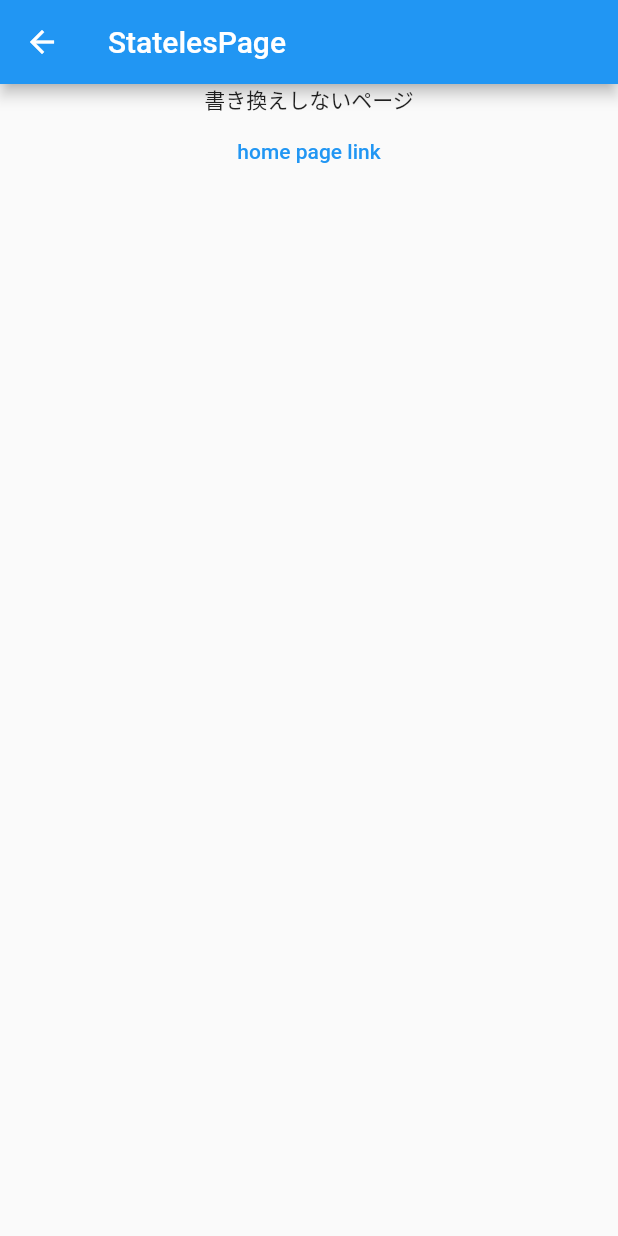
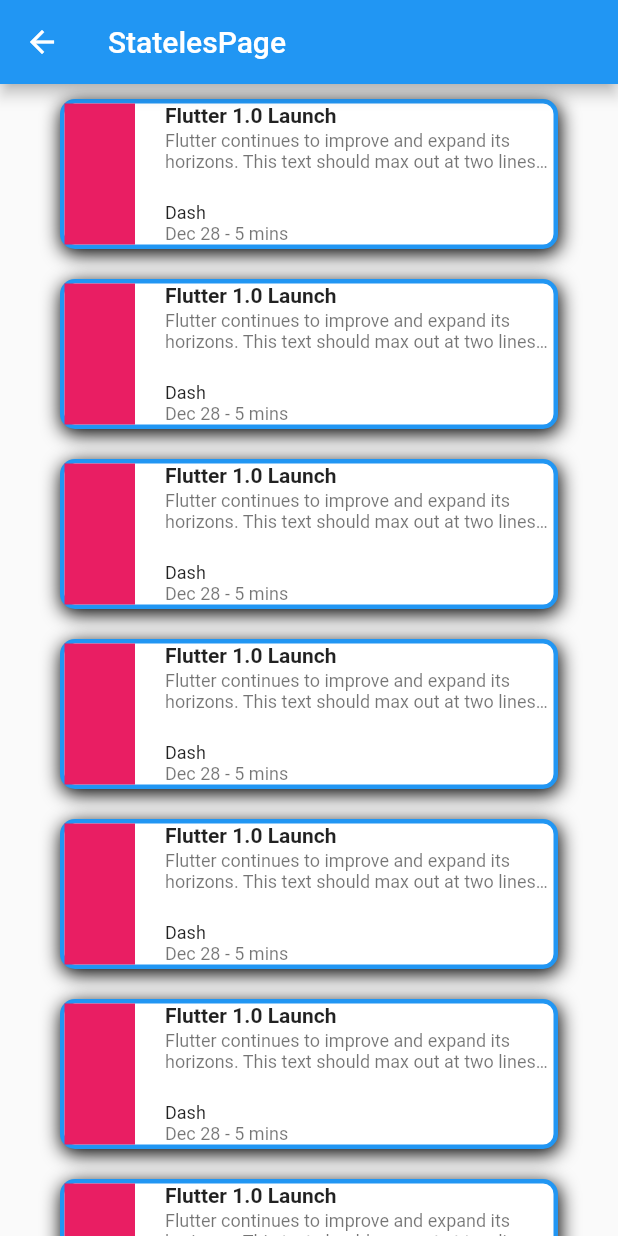
Before and after one commit to duck-falcon/flutter, a Flutter app: the screen it shows after launch, after a tap on "stateless page link", on a phone screen of 412 x 824 dp. Run offline on Flutter 3.47's test engine with Material 2 defaults, Android fonts, the phone set to English and light mode, and no system bars.

Commit message:
task list 枠付き、順番変更可能

```diff
--- /dev/null
+++ b/tasks/lib/body/home_body.dart
@@ -0,0 +1,49 @@
+import 'package:flutter/material.dart';
+
+class HomeBody extends StatefulWidget {
+  const HomeBody({Key? key}) : super(key: key);
+
+  @override
+  State<HomeBody> createState() => _HomeBodyState();
+}
+
+class _HomeBodyState extends State<HomeBody> {
+  @override
+  Widget build(BuildContext context) {
+    return Center(
+      child: Column(
+          mainAxisAlignment: MainAxisAlignment.center,
+          children: <Widget>[
+            const Text(
+              'You have pushed the button this many times:',
+            ),
+            const Text("2番目のテキスト"),
+            Row(
+                mainAxisAlignment: MainAxisAlignment.spaceAround,
+                children: const [
+                  Icon(
+                    Icons.favorite,
+                    color: Colors.pink,
+                    size: 24.0,
+                  ),
+                  Icon(
+                    Icons.audiotrack,
+                    color: Colors.green,
+                    size: 30.0,
+                  ),
+                  Icon(
+                    Icons.beach_access,
+                    color: Colors.blue,
+                    size: 36.0,
+                  ),
+                ]),
+            TextButton(
+              child: const Text("stateless page link"),
+              onPressed: () {
+                Navigator.pushNamed(context, '/list');
+              },
+            ),
+          ]),
+    );
+  }
+}
--- /dev/null
+++ b/tasks/lib/body/tasks.dart
@@ -0,0 +1,207 @@
+import 'package:flutter/material.dart';
+
+class Tasks extends StatefulWidget {
+  const Tasks({Key? key}) : super(key: key);
+
+  @override
+  State<Tasks> createState() => _TasksState();
+}
+
+class _TasksState extends State<Tasks> {
+  final List<int> _items = List<int>.generate(50, (int index) => index);
+
+  @override
+  Widget build(BuildContext context) {
+    final ColorScheme colorScheme = Theme.of(context).colorScheme;
+    /*final Color oddItemColor = colorScheme.primary.withOpacity(0.05);
+    final Color evenItemColor = colorScheme.primary.withOpacity(0.15);*/
+
+    return ReorderableListView(
+      padding: const EdgeInsets.symmetric(horizontal: 40),
+      children: <Widget>[
+        for (int index = 0; index < _items.length; index++)
+          /*ListTile(
+            key: Key('$index'),
+            tileColor: _items[index].isOdd ? oddItemColor : evenItemColor,
+            title: Text('Item ${_items[index]}'),
+            subtitle: TextButton(
+              child: const Text("stateless page link"),
+              onPressed: () {
+                Navigator.pushNamed(context, '/list');
+              },
+            ),
+            isThreeLine: true,
+          )*/
+          TaskBox(
+            key: Key('$index'),
+            thumbnail: Container(
+              decoration: const BoxDecoration(color: Colors.pink),
+            ),
+            title: 'Flutter 1.0 Launch',
+            subtitle: 'Flutter continues to improve and expand its horizons. '
+                'This text should max out at two lines and clip',
+            author: 'Dash',
+            publishDate: 'Dec 28',
+            readDuration: '5 mins',
+          ),
+      ],
+      onReorder: (int oldIndex, int newIndex) {
+        setState(() {
+          if (oldIndex < newIndex) {
+            newIndex -= 1;
+          }
+          final int item = _items.removeAt(oldIndex);
+          _items.insert(newIndex, item);
+        });
+      },
+    );
+  }
+}
+
+// task の中身の指定
+class _BoxContents extends StatefulWidget {
+  const _BoxContents({
+    Key? key,
+    required this.title,
+    required this.subtitle,
+    required this.author,
+    required this.publishDate,
+    required this.readDuration,
+  }) : super(key: key);
+
+  final String title;
+  final String subtitle;
+  final String author;
+  final String publishDate;
+  final String readDuration;
+
+  @override
+  State<_BoxContents> createState() => _BoxContentsState();
+}
+
+class _BoxContentsState extends State<_BoxContents> {
+  @override
+  Widget build(BuildContext context) {
+    return Column(
+      crossAxisAlignment: CrossAxisAlignment.start,
+      children: <Widget>[
+        Expanded(
+          child: Column(
+            crossAxisAlignment: CrossAxisAlignment.start,
+            children: <Widget>[
+              Text(
+                widget.title,
+                maxLines: 2,
+                overflow: TextOverflow.ellipsis,
+                style: const TextStyle(
+                  fontWeight: FontWeight.bold,
+                ),
+              ),
+              const Padding(padding: EdgeInsets.only(bottom: 2.0)),
+              Text(
+                widget.subtitle,
+                maxLines: 2,
+                overflow: TextOverflow.ellipsis,
+                style: const TextStyle(
+                  fontSize: 12.0,
+                  color: Colors.black54,
+                ),
+              ),
+            ],
+          ),
+        ),
+        Expanded(
+          child: Column(
+            crossAxisAlignment: CrossAxisAlignment.start,
+            mainAxisAlignment: MainAxisAlignment.end,
+            children: <Widget>[
+              Text(
+                widget.author,
+                style: const TextStyle(
+                  fontSize: 12.0,
+                  color: Colors.black87,
+                ),
+              ),
+              Text(
+                '${widget.publishDate} - ${widget.readDuration}',
+                style: const TextStyle(
+                  fontSize: 12.0,
+                  color: Colors.black54,
+                ),
+              ),
+            ],
+          ),
+        ),
+      ],
+    );
+  }
+}
+
+// task を入れる箱の指定
+class TaskBox extends StatefulWidget {
+  const TaskBox({
+    Key? key,
+    required this.thumbnail,
+    required this.title,
+    required this.subtitle,
+    required this.author,
+    required this.publishDate,
+    required this.readDuration,
+  }) : super(key: key);
+
+  final Widget thumbnail;
+  final String title;
+  final String subtitle;
+  final String author;
+  final String publishDate;
+  final String readDuration;
+
+  @override
+  State<TaskBox> createState() => _TaskBoxState();
+}
+
+class _TaskBoxState extends State<TaskBox> {
+  @override
+  Widget build(BuildContext context) {
+    return Padding(
+      padding: const EdgeInsets.symmetric(vertical: 10.0),
+      child: Container(
+        decoration: BoxDecoration(
+            color: Colors.white, // 箱内部カラー
+            border: Border.all(
+                color: Colors.blue, //set border color
+                width: 3.0), //set border width
+            borderRadius: const BorderRadius.all(
+                Radius.circular(10.0)), //set rounded corner radius
+            // ignore: prefer_const_literals_to_create_immutables
+            boxShadow: [
+              const BoxShadow(
+                  blurRadius: 10, color: Colors.black, offset: Offset(1, 3))
+            ] //make rounded corner of border
+            ),
+        height: 100,
+        child: Row(
+          crossAxisAlignment: CrossAxisAlignment.start,
+          children: <Widget>[
+            AspectRatio(
+              aspectRatio: 0.5, // 付箋 縦:横 = 1:aspectRatio
+              child: widget.thumbnail,
+            ),
+            Expanded(
+              child: Padding(
+                padding: const EdgeInsets.fromLTRB(20.0, 0.0, 2.0, 0.0),
+                child: _BoxContents(
+                  title: widget.title,
+                  subtitle: widget.subtitle,
+                  author: widget.author,
+                  publishDate: widget.publishDate,
+                  readDuration: widget.readDuration,
+                ),
+              ),
+            )
+          ],
+        ),
+      ),
+    );
+  }
+}
--- a/tasks/lib/home.dart
+++ /dev/null
@@ -1,94 +0,0 @@
-import 'package:flutter/material.dart';
-
-class Home extends StatefulWidget {
-  const Home({Key? key, required this.title}) : super(key: key);
-
-  final String title;
-
-  @override
-  State<Home> createState() => _HomeState();
-}
-
-class _HomeState extends State<Home> {
-  int _counter = 0;
-  bool _anivFlag = true;
-
-  void _incrementCounter() {
-    setState(() {
-      _counter++;
-    });
-  }
-
-  @override
-  Widget build(BuildContext context) {
-    return Scaffold(
-      appBar: AppBar(
-        // Here we take the value from the MyHomePage object that was created by
-        // the App.build method, and use it to set our appbar title.
-        title: Text(widget.title),
-      ),
-      drawer: Drawer(
-          child: ListView(children: <Widget>[
-        /* コンテナでヘッダ部分を作る */
-        SwitchListTile(
-          title: const Text('記念日'),
-          value: _anivFlag,
-          onChanged: (bool value) {
-            setState(() {
-              _anivFlag = value;
-            });
-          },
-          secondary: const Icon(Icons.favorite, color: Colors.teal),
-        ),
-        /* SwitichListTileが続く */
-        /* Dividerなど他のものが含まれてもOK */
-      ])),
-      body: Center(
-        // Center is a layout widget. It takes a single child and positions it
-        // in the middle of the parent.
-        child: Column(
-            mainAxisAlignment: MainAxisAlignment.center,
-            children: <Widget>[
-              const Text(
-                'You have pushed the button this many times:',
-              ),
-              Text(
-                '$_counter',
-                style: Theme.of(context).textTheme.headline4,
-              ),
-              const Text("2番目のテキスト"),
-              Row(
-                  mainAxisAlignment: MainAxisAlignment.spaceAround,
-                  children: const [
-                    Icon(
-                      Icons.favorite,
-                      color: Colors.pink,
-                      size: 24.0,
-                    ),
-                    Icon(
-                      Icons.audiotrack,
-                      color: Colors.green,
-                      size: 30.0,
-                    ),
-                    Icon(
-                      Icons.beach_access,
-                      color: Colors.blue,
-                      size: 36.0,
-                    ),
-                  ]),
-              TextButton(
-                child: const Text("stateless page link"),
-                onPressed: () {
-                  Navigator.pushNamed(context, '/stateless');
-                },
-              ),
-            ]),
-      ),
-      floatingActionButton: FloatingActionButton(
-        onPressed: _incrementCounter,
-        tooltip: 'Increment',
-        child: const Icon(Icons.add),
-      ), // This trailing comma makes auto-formatting nicer for build methods.
-    );
-  }
-}
--- a/tasks/lib/main.dart
+++ b/tasks/lib/main.dart
@@ -1,6 +1,6 @@
 import 'package:flutter/material.dart';
-import 'stateless.dart';
-import 'home.dart';
+import 'pages/list_page.dart';
+import 'pages/home.dart';
 
 void main() {
   runApp(const MyApp());
@@ -16,7 +16,7 @@ class MyApp extends StatelessWidget {
       initialRoute: '/home',
       routes: {
         '/home': (context) => const MyHomePage(title: 'Flutter Demo Home Page'),
-        '/stateless': (context) => const StatelessPage(),
+        '/list': (context) => const ListPage(),
       },
       title: 'Flutter Demo',
       theme: ThemeData(
@@ -43,7 +43,7 @@ class _MyHomePageState extends State<MyHomePage> {
   // ボトムメニューの遷移先画面, 上から0,1,...
   final _pages = [
     const Home(title: 'Flutter Demo Home Page'),
-    const StatelessPage(),
+    const ListPage(),
   ];
 
   @override
--- /dev/null
+++ b/tasks/lib/pages/home.dart
@@ -0,0 +1,43 @@
+import 'package:flutter/material.dart';
+import 'package:tasks/body/home_body.dart';
+
+class Home extends StatefulWidget {
+  const Home({Key? key, required this.title}) : super(key: key);
+
+  final String title;
+
+  @override
+  State<Home> createState() => _HomeState();
+}
+
+class _HomeState extends State<Home> {
+  bool _anivFlag = true;
+
+  @override
+  Widget build(BuildContext context) {
+    return Scaffold(
+      appBar: AppBar(
+        // Here we take the value from the MyHomePage object that was created by
+        // the App.build method, and use it to set our appbar title.
+        title: Text(widget.title),
+      ),
+      drawer: Drawer(
+          child: ListView(children: <Widget>[
+        /* コンテナでヘッダ部分を作る */
+        SwitchListTile(
+          title: const Text('記念日'),
+          value: _anivFlag,
+          onChanged: (bool value) {
+            setState(() {
+              _anivFlag = value;
+            });
+          },
+          secondary: const Icon(Icons.favorite, color: Colors.teal),
+        ),
+        /* SwitichListTileが続く */
+        /* Dividerなど他のものが含まれてもOK */
+      ])),
+      body: const HomeBody(),
+    );
+  }
+}
--- /dev/null
+++ b/tasks/lib/pages/list_page.dart
@@ -0,0 +1,21 @@
+import 'package:flutter/material.dart';
+import 'package:tasks/body/tasks.dart';
+
+class ListPage extends StatefulWidget {
+  const ListPage({Key? key}) : super(key: key);
+
+  @override
+  State<ListPage> createState() => _ListPageState();
+}
+
+class _ListPageState extends State<ListPage> {
+  @override
+  Widget build(BuildContext context) {
+    return Scaffold(
+      appBar: AppBar(
+        title: const Text("StatelesPage"),
+      ),
+      body: const Tasks(),
+    );
+  }
+}
--- a/tasks/lib/stateless.dart
+++ /dev/null
@@ -1,28 +0,0 @@
-import 'package:flutter/material.dart';
-
-class StatelessPage extends StatefulWidget {
-  const StatelessPage({Key? key}) : super(key: key);
-
-  @override
-  State<StatelessPage> createState() => _StatelessPageState();
-}
-
-class _StatelessPageState extends State<StatelessPage> {
-  @override
-  Widget build(BuildContext context) {
-    return Scaffold(
-        appBar: AppBar(
-          title: const Text("StatelesPage"),
-        ),
-        body: Center(
-            child: Column(children: <Widget>[
-          const Text("書き換えしないページ"),
-          TextButton(
-            child: const Text("home page link"),
-            onPressed: () {
-              Navigator.pushNamed(context, '/home');
-            },
-          )
-        ])));
-  }
-}
```
Also changed, not shown: tasks/lib/test.dart (added).
